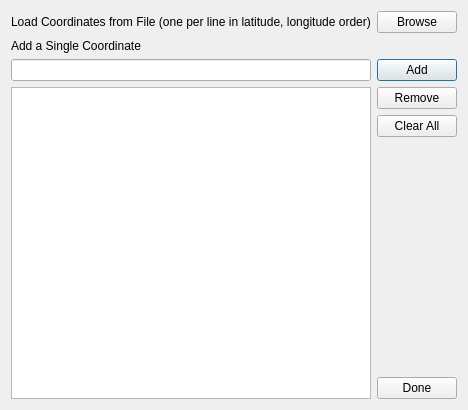
First picture: the form in ui/multiZoomDialog.ui, repository NationalSecurityAgency/qgis-latlontools-plugin, before the edit.
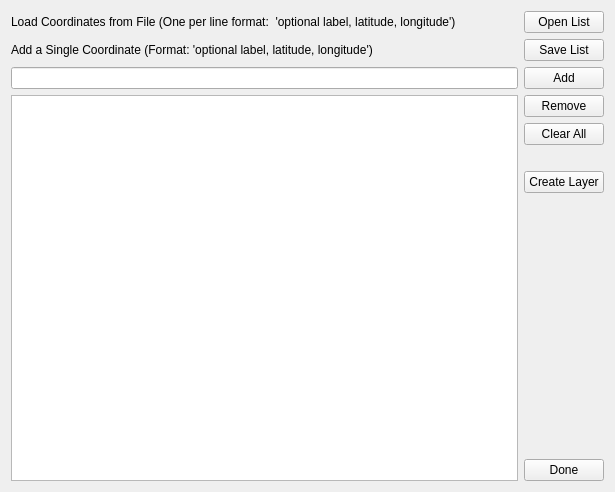
Second picture: the form after the edit.

Commit message: new multi-zoom features: save list, persistent markers, & create layer

Patch:
```diff
--- a/ui/multiZoomDialog.ui
+++ b/ui/multiZoomDialog.ui
@@ -6,81 +6,77 @@
    <rect>
     <x>0</x>
     <y>0</y>
-    <width>464</width>
-    <height>410</height>
+    <width>615</width>
+    <height>492</height>
    </rect>
   </property>
   <property name="windowTitle">
    <string>Multi-Location Zoom</string>
   </property>
-  <layout class="QVBoxLayout" name="verticalLayout">
-   <item>
-    <layout class="QHBoxLayout" name="horizontalLayout">
-     <item>
-      <widget class="QLabel" name="label">
-       <property name="text">
-        <string>Load Coordinates from File (one per line in latitude, longitude order)</string>
-       </property>
-      </widget>
-     </item>
-     <item>
-      <spacer name="horizontalSpacer">
-       <property name="orientation">
-        <enum>Qt::Horizontal</enum>
-       </property>
-       <property name="sizeHint" stdset="0">
-        <size>
-         <width>40</width>
-         <height>20</height>
-        </size>
-       </property>
-      </spacer>
-     </item>
-     <item>
+  <layout class="QGridLayout" name="gridLayout">
+   <item row="0" column="1">
       <widget class="QPushButton" name="browseButton">
        <property name="text">
-        <string>Browse</string>
+      <string>Open List</string>
+     </property>
+     <property name="autoDefault">
+      <bool>false</bool>
        </property>
       </widget>
      </item>
-    </layout>
-   </item>
-   <item>
-    <widget class="QLabel" name="label_2">
+   <item row="1" column="1">
+    <widget class="QPushButton" name="saveButton">
      <property name="text">
-      <string>Add a Single Coordinate</string>
+      <string>Save List</string>
+     </property>
+     <property name="autoDefault">
+      <bool>false</bool>
      </property>
     </widget>
    </item>
-   <item>
-    <layout class="QHBoxLayout" name="horizontalLayout_2">
-     <item>
-      <widget class="QLineEdit" name="coordTxt"/>
-     </item>
-     <item>
+   <item row="2" column="1">
       <widget class="QPushButton" name="addButton">
        <property name="text">
         <string>Add</string>
        </property>
+     <property name="autoDefault">
+      <bool>false</bool>
+     </property>
        <property name="default">
-        <bool>true</bool>
+      <bool>false</bool>
        </property>
       </widget>
      </item>
-    </layout>
+   <item row="0" column="0">
+    <widget class="QLabel" name="label">
+     <property name="text">
+      <string>Load Coordinates from File (One per line format:  'optional label, latitude, longitude')</string>
+     </property>
+    </widget>
    </item>
-   <item>
-    <layout class="QHBoxLayout" name="horizontalLayout_3">
-     <item>
+   <item row="2" column="0">
+    <widget class="QLineEdit" name="coordTxt"/>
+   </item>
+   <item row="1" column="0">
+    <widget class="QLabel" name="label_2">
+     <property name="text">
+      <string>Add a Single Coordinate (Format: 'optional label, latitude, longitude')</string>
+     </property>
+    </widget>
+   </item>
+   <item row="3" column="0">
       <widget class="QTableWidget" name="resultsTable"/>
      </item>
-     <item>
-      <layout class="QVBoxLayout" name="verticalLayout_2">
+   <item row="3" column="1">
+    <layout class="QVBoxLayout" name="verticalLayout">
        <item>
         <widget class="QPushButton" name="removeButton">
          <property name="text">
           <string>Remove</string>
          </property>
+       <property name="autoDefault">
+        <bool>false</bool>
+       </property>
         </widget>
        </item>
        <item>
@@ -88,6 +84,35 @@
          <property name="text">
           <string>Clear All</string>
          </property>
+       <property name="autoDefault">
+        <bool>false</bool>
+       </property>
+      </widget>
+     </item>
+     <item>
+      <spacer name="verticalSpacer_2">
+       <property name="orientation">
+        <enum>Qt::Vertical</enum>
+       </property>
+       <property name="sizeType">
+        <enum>QSizePolicy::Fixed</enum>
+       </property>
+       <property name="sizeHint" stdset="0">
+        <size>
+         <width>20</width>
+         <height>20</height>
+        </size>
+       </property>
+      </spacer>
+     </item>
+     <item>
+      <widget class="QPushButton" name="createLayerButton">
+       <property name="text">
+        <string>Create Layer</string>
+       </property>
+       <property name="autoDefault">
+        <bool>false</bool>
+       </property>
         </widget>
        </item>
        <item>
@@ -108,12 +133,10 @@
          <property name="text">
           <string>Done</string>
          </property>
-         <property name="default">
+       <property name="autoDefault">
           <bool>false</bool>
          </property>
         </widget>
-       </item>
-      </layout>
      </item>
     </layout>
    </item>
```
Lines whose indentation alone changed are shown as unchanged. The commit also changes 3 other files.
